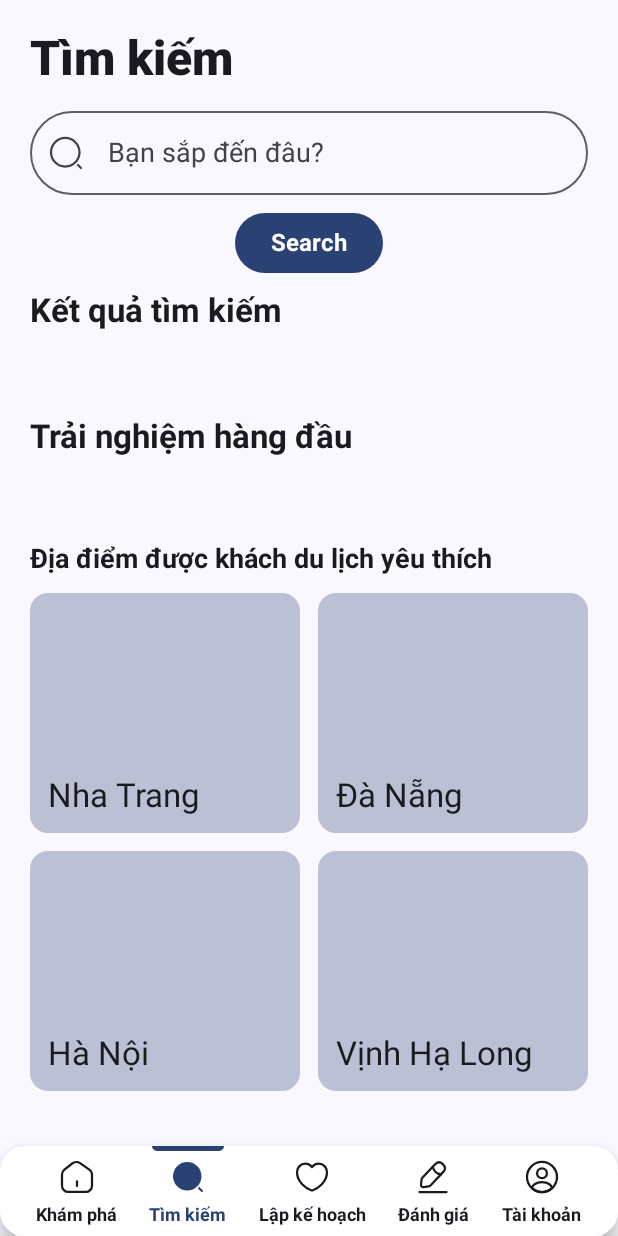
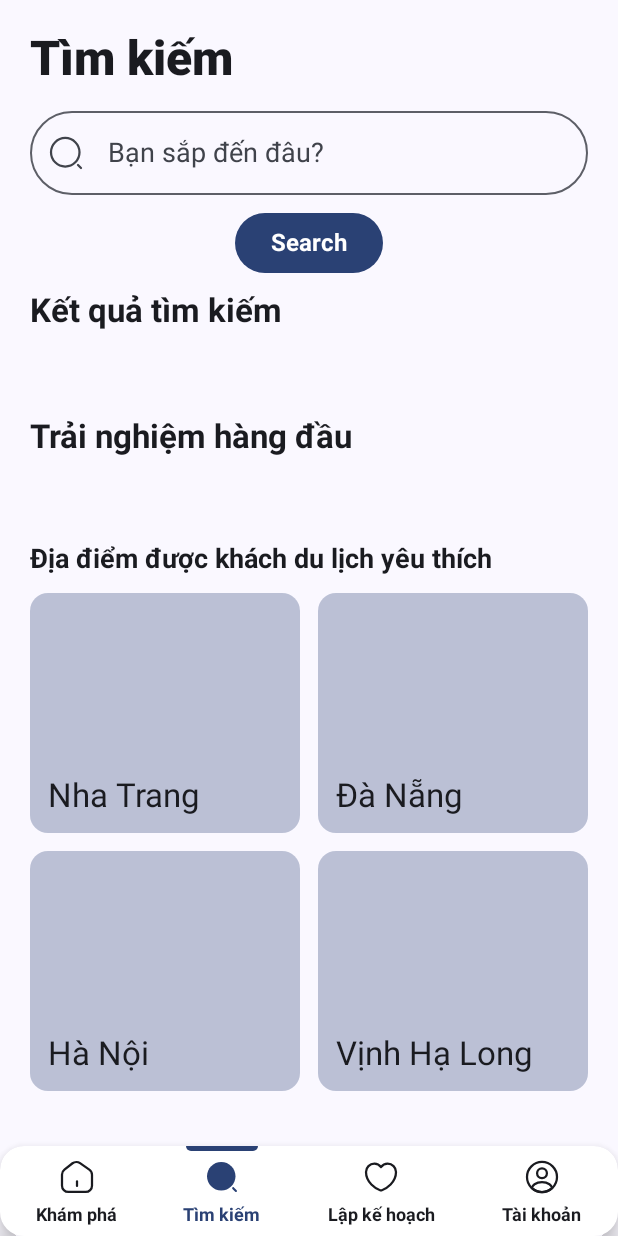
Before and after one commit to hoanle0126/Travel, an Android app built with Jetpack Compose: the SearchScreen screen opened through its navigation route, on a phone screen of 412 x 824 dp. Run offline under Robolectric (Android 15) with nearby library versions, the phone set to English and light mode, and no system bars; our stand-ins replace Firebase (no records; nobody signed in at launch, a user with empty details on screens opened directly); pictures from the network do not load.

Commit message:
chinh so UI

```diff
--- a/app/src/main/java/com/example/travel/data/model/navigationModel.kt
+++ b/app/src/main/java/com/example/travel/data/model/navigationModel.kt
@@ -32,12 +32,6 @@ class ListNavigationModel(){
                 iconBold = R.drawable.icon_bold_heart
             ),
             NavigationModel(
-                route = "review",
-                name = "Đánh giá",
-                icon = R.drawable.icon_outlined_pen,
-                iconBold = R.drawable.icon_bold_pen
-            ),
-            NavigationModel(
                 route = "account",
                 name = "Tài khoản",
                 icon = R.drawable.icon_outlined_profile,
--- a/app/src/main/java/com/example/travel/ui/layout/DefaultLayout.kt
+++ b/app/src/main/java/com/example/travel/ui/layout/DefaultLayout.kt
@@ -68,14 +68,6 @@ fun DefaultLayout(
                         )
                     }
                     Spacer(modifier = Modifier.weight(1f))
-                    IconButton(onClick = { /*TODO*/ }) {
-                        Icon(
-                            modifier = Modifier
-                                .size(24.dp),
-                            painter = painterResource(id = R.drawable.icon_outlined_heart),
-                            contentDescription = ""
-                        )
-                    }
                 }
             }
         },
--- a/app/src/main/java/com/example/travel/ui/screen/HomeScreen.kt
+++ b/app/src/main/java/com/example/travel/ui/screen/HomeScreen.kt
@@ -1,7 +1,6 @@
 package com.example.travel.ui.screen
 
 import android.widget.Toast
-import androidx.compose.foundation.BorderStroke
 import androidx.compose.foundation.background
 import androidx.compose.foundation.clickable
 import androidx.compose.foundation.horizontalScroll
@@ -17,11 +16,8 @@ import androidx.compose.foundation.layout.size
 import androidx.compose.foundation.layout.width
 import androidx.compose.foundation.rememberScrollState
 import androidx.compose.foundation.shape.RoundedCornerShape
-import androidx.compose.material3.Button
-import androidx.compose.material3.ButtonDefaults
 import androidx.compose.material3.Icon
 import androidx.compose.material3.MaterialTheme
-import androidx.compose.material3.OutlinedButton
 import androidx.compose.material3.Text
 import androidx.compose.runtime.Composable
 import androidx.compose.runtime.LaunchedEffect
@@ -36,7 +32,6 @@ import androidx.compose.ui.graphics.Color
 import androidx.compose.ui.layout.ContentScale
 import androidx.compose.ui.platform.LocalContext
 import androidx.compose.ui.res.painterResource
-import androidx.compose.ui.text.style.TextAlign
 import androidx.compose.ui.unit.dp
 import androidx.lifecycle.viewmodel.compose.viewModel
 import androidx.navigation.NavController
@@ -157,32 +152,7 @@ fun HomeScreen(navController: NavController) {
                     )
                     Text(text = "Khách sạn", style = MaterialTheme.typography.headlineLarge)
                 }
-                Row(
-                    modifier = Modifier
-                        .weight(1f)
-                        .height(60.dp)
-                        .background(
-                            color = MaterialTheme.colorScheme.surface,
-                            shape = RoundedCornerShape(8.dp)
-                        )
-                        .padding(horizontal = 12.dp),
-                    verticalAlignment = Alignment.CenterVertically,
-                    horizontalArrangement = Arrangement.spacedBy(8.dp)
-                ) {
-                    Icon(
-                        painter = painterResource(id = R.drawable.ion_ticket_outline),
-                        contentDescription = ""
-                    )
-                    Text(
-                        text = "Hoạt động\ngiải trí", style = MaterialTheme.typography.headlineLarge
-                    )
-                }
-            }
-            Spacer(modifier = Modifier.height(12.dp))
-            Row(
-                modifier = Modifier.fillMaxWidth(),
-                horizontalArrangement = Arrangement.spacedBy(12.dp)
-            ) {
+
                 Row(
                     modifier = Modifier
                         .weight(1f)
@@ -201,12 +171,8 @@ fun HomeScreen(navController: NavController) {
                     )
                     Text(text = "Nhà hàng", style = MaterialTheme.typography.headlineLarge)
                 }
-                Box(
-                    modifier = Modifier
-                        .weight(1f)
-                        .height(60.dp)
-                )
             }
+            Spacer(modifier = Modifier.height(12.dp))
 //            End category
         }
 //            Đã xem gần đây
--- a/app/src/main/java/com/example/travel/ui/screen/InfoPlaceScreen.kt
+++ b/app/src/main/java/com/example/travel/ui/screen/InfoPlaceScreen.kt
@@ -27,6 +27,7 @@ import androidx.compose.material.icons.rounded.Star
 import androidx.compose.material3.Button
 import androidx.compose.material3.ButtonDefaults
 import androidx.compose.material3.Icon
+import androidx.compose.material3.IconButton
 import androidx.compose.material3.LinearProgressIndicator
 import androidx.compose.material3.MaterialTheme
 import androidx.compose.material3.OutlinedButton
@@ -226,6 +227,16 @@ fun InfoPlaceScreen(navController: NavController) {
                     style = MaterialTheme.typography.titleLarge,
                 )
             }
+            IconButton(
+                modifier = Modifier
+                    .height(56.dp), // Set to match button height
+                onClick = { /*TODO*/ }
+            ) {
+                Icon(
+                    painter = painterResource(id = R.drawable.icon_outlined_heart),
+                    contentDescription = ""
+                )
+            }
         }
 //
 //        Giờ làm việc
@@ -282,15 +293,19 @@ fun InfoPlaceScreen(navController: NavController) {
                                 "business_id" to nearby.business_id,
                                 "name" to nearby.name,
                                 "rating" to nearby.rating,
-                                "type" to nearby.types.firstOrNull().orEmpty(),
+                                "type" to nearby.types
+                                    .firstOrNull()
+                                    .orEmpty(),
                                 "city" to nearby.city,
                                 "photo" to nearby.photos.firstOrNull()?.src.orEmpty(),
                                 "ltn" to nearby.latitude.toString(),
                                 "lng" to nearby.longitude.toString(),
                                 "user" to currentUserEmail
                             )
-                            databaseReference.child(nearby.business_id).setValue(placeUpdates)
-                                   },
+                            databaseReference
+                                .child(nearby.business_id)
+                                .setValue(placeUpdates)
+                        },
                     horizontalArrangement = Arrangement.spacedBy(8.dp)
                 ) {
                     nearby.photos?.take(1)?.forEach { photo ->
@@ -368,15 +383,19 @@ fun InfoPlaceScreen(navController: NavController) {
                                     "business_id" to nearbyres.business_id,
                                     "name" to nearbyres.name,
                                     "rating" to nearbyres.rating,
-                                    "type" to nearbyres.types.firstOrNull().orEmpty(),
+                                    "type" to nearbyres.types
+                                        .firstOrNull()
+                                        .orEmpty(),
                                     "city" to nearbyres.city,
                                     "photo" to nearbyres.photos.firstOrNull()?.src.orEmpty(),
                                     "ltn" to nearbyres.latitude.toString(),
                                     "lng" to nearbyres.longitude.toString(),
                                     "user" to currentUserEmail
                                 )
-                                databaseReference.child(nearbyres.business_id).setValue(placeUpdates)
-                                       },
+                                databaseReference
+                                    .child(nearbyres.business_id)
+                                    .setValue(placeUpdates)
+                            },
                         horizontalArrangement = Arrangement.spacedBy(8.dp)
                     ) {
                         nearbyres.photos?.take(1)?.forEach { photo ->
--- a/app/src/main/java/com/example/travel/ui/screen/ReviewScreen.kt
+++ b/app/src/main/java/com/example/travel/ui/screen/ReviewScreen.kt
@@ -1,5 +1,6 @@
 package com.example.travel.ui.screen
 
+import androidx.compose.material3.DatePickerDialog
 import androidx.compose.runtime.Composable
 import androidx.navigation.NavController
 import com.example.travel.ui.layout.DefaultLayout
```
